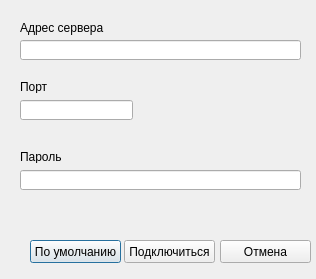
Qt form dialog2.ui (mrNoBoDy1042/Practice2) before a commit.
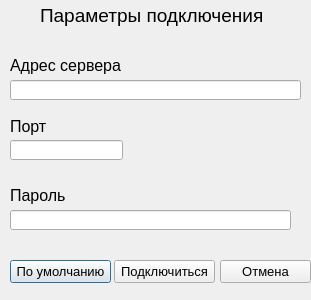
The same form after that commit.

```diff
--- a/dialog2.ui
+++ b/dialog2.ui
@@ -6,8 +6,8 @@
    <rect>
     <x>0</x>
     <y>0</y>
-    <width>316</width>
-    <height>279</height>
+    <width>311</width>
+    <height>300</height>
    </rect>
   </property>
   <property name="windowTitle">
@@ -16,12 +16,17 @@
   <widget class="QLabel" name="label">
    <property name="geometry">
     <rect>
-     <x>20</x>
-     <y>20</y>
+     <x>10</x>
+     <y>55</y>
      <width>151</width>
-     <height>16</height>
+     <height>21</height>
     </rect>
    </property>
+   <property name="font">
+    <font>
+     <pointsize>12</pointsize>
+    </font>
+   </property>
    <property name="text">
     <string>Адрес сервера</string>
    </property>
@@ -29,12 +34,17 @@
   <widget class="QLabel" name="label_2">
    <property name="geometry">
     <rect>
-     <x>20</x>
-     <y>80</y>
+     <x>10</x>
+     <y>116</y>
      <width>47</width>
-     <height>13</height>
+     <height>20</height>
     </rect>
    </property>
+   <property name="font">
+    <font>
+     <pointsize>12</pointsize>
+    </font>
+   </property>
    <property name="text">
     <string>Порт</string>
    </property>
@@ -42,12 +52,17 @@
   <widget class="QLabel" name="label_3">
    <property name="geometry">
     <rect>
-     <x>20</x>
-     <y>150</y>
-     <width>47</width>
-     <height>13</height>
+     <x>10</x>
+     <y>185</y>
+     <width>61</width>
+     <height>21</height>
     </rect>
    </property>
+   <property name="font">
+    <font>
+     <pointsize>12</pointsize>
+    </font>
+   </property>
    <property name="text">
     <string>Пароль</string>
    </property>
@@ -55,9 +70,9 @@
   <widget class="QLineEdit" name="addressLine">
    <property name="geometry">
     <rect>
-     <x>20</x>
-     <y>40</y>
-     <width>281</width>
+     <x>10</x>
+     <y>80</y>
+     <width>291</width>
      <height>20</height>
     </rect>
    </property>
@@ -65,8 +80,8 @@
   <widget class="QLineEdit" name="portLine">
    <property name="geometry">
     <rect>
-     <x>20</x>
-     <y>100</y>
+     <x>10</x>
+     <y>140</y>
      <width>113</width>
      <height>20</height>
     </rect>
@@ -75,8 +90,8 @@
   <widget class="QLineEdit" name="passwordLine">
    <property name="geometry">
     <rect>
-     <x>20</x>
-     <y>170</y>
+     <x>10</x>
+     <y>210</y>
      <width>281</width>
      <height>20</height>
     </rect>
@@ -85,12 +100,17 @@
   <widget class="QPushButton" name="setdefPB">
    <property name="geometry">
     <rect>
-     <x>30</x>
-     <y>240</y>
-     <width>91</width>
+     <x>10</x>
+     <y>260</y>
+     <width>101</width>
      <height>23</height>
     </rect>
    </property>
+   <property name="font">
+    <font>
+     <pointsize>10</pointsize>
+    </font>
+   </property>
    <property name="text">
     <string>По умолчанию</string>
    </property>
@@ -98,12 +118,17 @@
   <widget class="QPushButton" name="connectPB">
    <property name="geometry">
     <rect>
-     <x>124</x>
-     <y>240</y>
-     <width>91</width>
+     <x>114</x>
+     <y>260</y>
+     <width>101</width>
      <height>23</height>
     </rect>
    </property>
+   <property name="font">
+    <font>
+     <pointsize>10</pointsize>
+    </font>
+   </property>
    <property name="text">
     <string>Подключиться</string>
    </property>
@@ -112,15 +137,38 @@
    <property name="geometry">
     <rect>
      <x>220</x>
-     <y>240</y>
+     <y>260</y>
      <width>91</width>
      <height>23</height>
     </rect>
    </property>
+   <property name="font">
+    <font>
+     <pointsize>10</pointsize>
+    </font>
+   </property>
    <property name="text">
     <string>Отмена</string>
    </property>
   </widget>
+  <widget class="QLabel" name="label_4">
+   <property name="geometry">
+    <rect>
+     <x>40</x>
+     <y>0</y>
+     <width>231</width>
+     <height>31</height>
+    </rect>
+   </property>
+   <property name="font">
+    <font>
+     <pointsize>14</pointsize>
+    </font>
+   </property>
+   <property name="text">
+    <string>Параметры подключения</string>
+   </property>
+  </widget>
  </widget>
  <resources/>
  <connections/>
```
